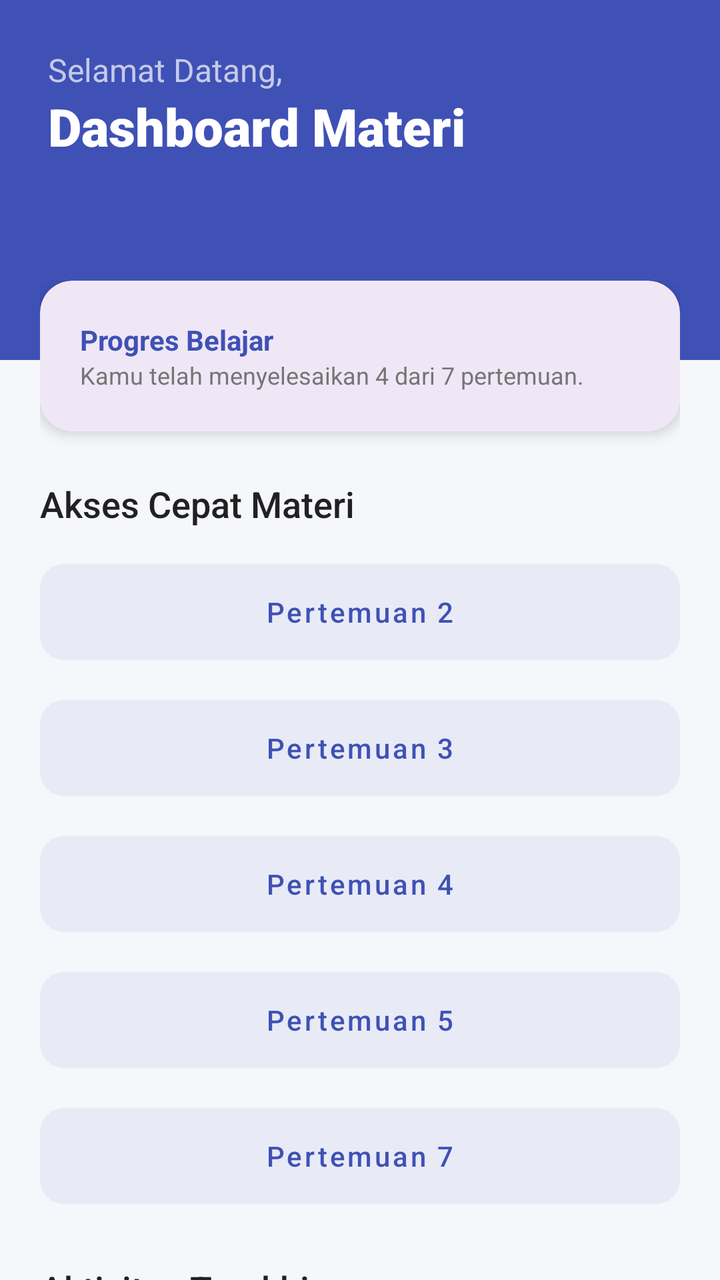
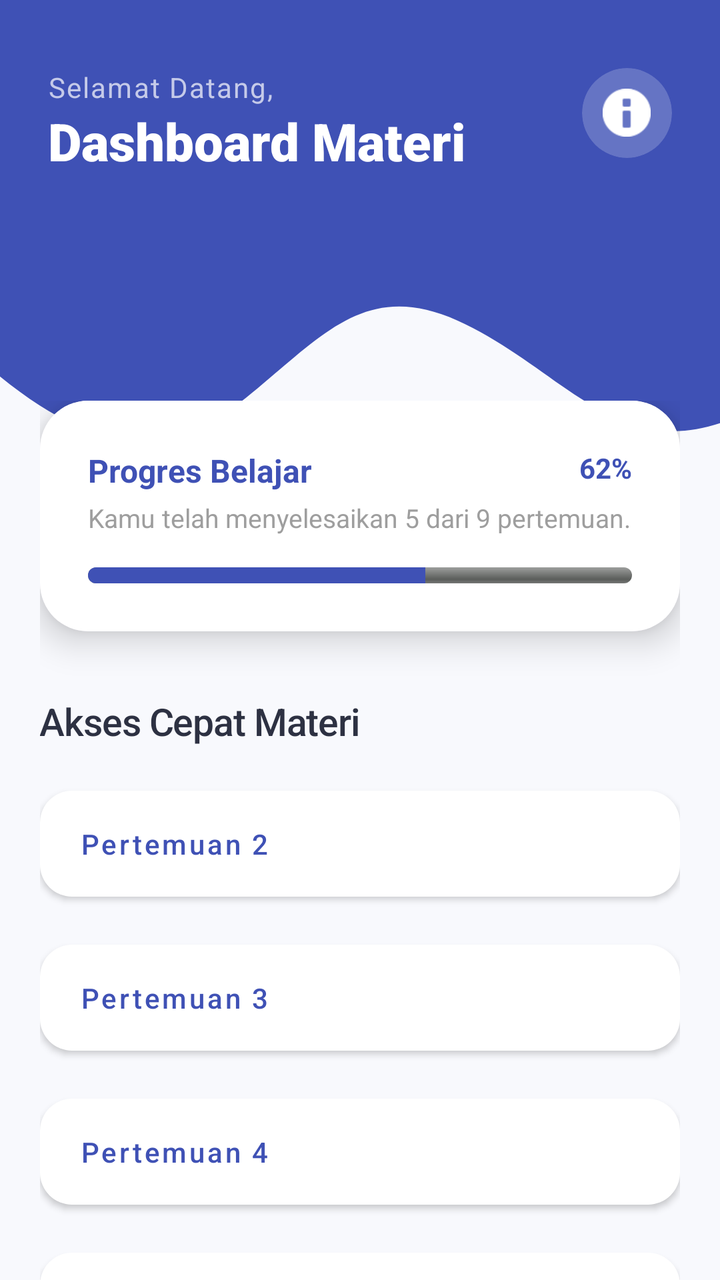

Before-and-after screenshots of an Android layout around one commit, followed by the original layout XML and the change that was made.
<!-- AndroidManifest.xml: application theme Theme.NauraApps -->
<!-- res/layout/fragment_home.xml -->
<?xml version="1.0" encoding="utf-8"?>
<androidx.core.widget.NestedScrollView
    xmlns:android="http://schemas.android.com/apk/res/android"
    xmlns:app="http://schemas.android.com/apk/res-auto"
    xmlns:tools="http://schemas.android.com/tools"
    android:layout_width="match_parent"
    android:layout_height="match_parent"
    android:background="#F5F7FB"
    tools:context=".Home.HomeFragment">

    <LinearLayout
        android:layout_width="match_parent"
        android:layout_height="wrap_content"
        android:orientation="vertical"
        android:paddingBottom="30dp">

        <LinearLayout
            android:layout_width="match_parent"
            android:layout_height="180dp"
            android:background="#3F51B5"
            android:orientation="vertical"
            android:padding="24dp">

            <TextView
                android:layout_width="wrap_content"
                android:layout_height="wrap_content"
                android:text="Selamat Datang,"
                android:textColor="#C5CAE9"
                android:textSize="16sp" />

            <TextView
                android:layout_width="wrap_content"
                android:layout_height="wrap_content"
                android:fontFamily="sans-serif-black"
                android:text="Dashboard Materi"
                android:textColor="@android:color/white"
                android:textSize="26sp" />
        </LinearLayout>

        <LinearLayout
            android:layout_width="match_parent"
            android:layout_height="wrap_content"
            android:layout_marginTop="-40dp"
            android:orientation="vertical"
            android:paddingHorizontal="20dp">

            <com.google.android.material.card.MaterialCardView
                android:layout_width="match_parent"
                android:layout_height="wrap_content"
                app:cardCornerRadius="16dp"
                app:cardElevation="4dp"
                app:strokeWidth="0dp">

                <LinearLayout
                    android:layout_width="match_parent"
                    android:layout_height="wrap_content"
                    android:padding="20dp"
                    android:orientation="vertical">
                    <TextView
                        android:layout_width="wrap_content"
                        android:layout_height="wrap_content"
                        android:text="Progres Belajar"
                        android:textStyle="bold"
                        android:textColor="#3F51B5"/>
                    <TextView
                        android:layout_width="wrap_content"
                        android:layout_height="wrap_content"
                        android:text="Kamu telah menyelesaikan 4 dari 7 pertemuan."
                        android:textSize="12sp"
                        android:textColor="#757575"/>
                </LinearLayout>
            </com.google.android.material.card.MaterialCardView>

            <TextView
                android:layout_width="wrap_content"
                android:layout_height="wrap_content"
                android:layout_marginTop="24dp"
                android:layout_marginBottom="12dp"
                android:fontFamily="sans-serif-medium"
                android:text="Akses Cepat Materi"
                android:textColor="#212121"
                android:textSize="18sp" />

            <com.google.android.material.button.MaterialButton
                android:id="@+id/btnToSecond"
                style="@style/Widget.MaterialComponents.Button.UnelevatedButton"
                android:layout_width="match_parent"
                android:layout_height="60dp"
                android:layout_marginBottom="8dp"
                android:text="Pertemuan 2"
                android:textAllCaps="false"
                app:backgroundTint="#E8EAF6"
                android:textColor="#3F51B5"
                app:cornerRadius="12dp" />

            <com.google.android.material.button.MaterialButton
                android:id="@+id/btnToThird"
                style="@style/Widget.MaterialComponents.Button.UnelevatedButton"
                android:layout_width="match_parent"
                android:layout_height="60dp"
                android:layout_marginBottom="8dp"
                android:text="Pertemuan 3"
                android:textAllCaps="false"
                app:backgroundTint="#E8EAF6"
                android:textColor="#3F51B5"
                app:cornerRadius="12dp" />

            <com.google.android.material.button.MaterialButton
                android:id="@+id/btnToFourth"
                style="@style/Widget.MaterialComponents.Button.UnelevatedButton"
                android:layout_width="match_parent"
                android:layout_height="60dp"
                android:layout_marginBottom="8dp"
                android:text="Pertemuan 4"
                android:textAllCaps="false"
                app:backgroundTint="#E8EAF6"
                android:textColor="#3F51B5"
                app:cornerRadius="12dp" />

            <com.google.android.material.button.MaterialButton
                android:id="@+id/btnToFifth"
                style="@style/Widget.MaterialComponents.Button.UnelevatedButton"
                android:layout_width="match_parent"
                android:layout_height="60dp"
                android:layout_marginBottom="8dp"
                android:text="Pertemuan 5"
                android:textAllCaps="false"
                app:backgroundTint="#E8EAF6"
                android:textColor="#3F51B5"
                app:cornerRadius="12dp" />

            <com.google.android.material.button.MaterialButton
                android:id="@+id/btnToSeventh"
                style="@style/Widget.MaterialComponents.Button.UnelevatedButton"
                android:layout_width="match_parent"
                android:layout_height="60dp"
                android:layout_marginBottom="16dp"
                android:text="Pertemuan 7"
                android:textAllCaps="false"
                app:backgroundTint="#E8EAF6"
                android:textColor="#3F51B5"
                app:cornerRadius="12dp" />

            <TextView
                android:layout_width="wrap_content"
                android:layout_height="wrap_content"
                android:layout_marginTop="8dp"
                android:layout_marginBottom="12dp"
                android:fontFamily="sans-serif-medium"
                android:text="Aktivitas Terakhir"
                android:textColor="#212121"
                android:textSize="18sp" />

            <com.google.android.material.card.MaterialCardView
                android:layout_width="match_parent"
                android:layout_height="wrap_content"
                android:layout_marginBottom="24dp"
                app:cardCornerRadius="12dp"
                app:cardElevation="2dp">
                <LinearLayout
                    android:layout_width="match_parent"
                    android:layout_height="wrap_content"
                    android:orientation="vertical"
                    android:padding="16dp">
                    <TextView
                        android:layout_width="wrap_content"
                        android:layout_height="wrap_content"
                        android:text="Pertemuan 7 - Fragment &amp; Navigasi"
                        android:textStyle="bold"
                        android:textSize="16sp" />
                    <TextView
                        android:layout_width="wrap_content"
                        android:layout_height="wrap_content"
                        android:text="Selesai dibaca pada 14:20"
                        android:textColor="#9E9E9E"
                        android:textSize="12sp" />
                </LinearLayout>
            </com.google.android.material.card.MaterialCardView>

            <Button
                android:id="@+id/btnLogout"
                style="@style/Widget.MaterialComponents.Button.TextButton"
                android:layout_width="wrap_content"
                android:layout_height="wrap_content"
                android:layout_gravity="center"
                android:text="Logout Session"
                android:textColor="#FF4757"
                android:textStyle="bold" />

        </LinearLayout>
    </LinearLayout>
</androidx.core.widget.NestedScrollView>
<!-- resources referenced by this layout -->
<resources>
  <style name="Theme.NauraApps" parent="Base.Theme.NauraApps" />
  <style name="Base.Theme.NauraApps" parent="Theme.Material3.DayNight.NoActionBar">
          
          
      </style>
</resources>

<!-- the commit's change to res/layout/fragment_home.xml (unified diff, before → after) -->
@@ -1,192 +1,314 @@
 <?xml version="1.0" encoding="utf-8"?>
-<androidx.core.widget.NestedScrollView
+<androidx.constraintlayout.widget.ConstraintLayout
     xmlns:android="http://schemas.android.com/apk/res/android"
     xmlns:app="http://schemas.android.com/apk/res-auto"
     xmlns:tools="http://schemas.android.com/tools"
     android:layout_width="match_parent"
     android:layout_height="match_parent"
-    android:background="#F5F7FB"
+    android:background="#F8F9FD"
     tools:context=".Home.HomeFragment">
 
-    <LinearLayout
+    <androidx.core.widget.NestedScrollView
         android:layout_width="match_parent"
-        android:layout_height="wrap_content"
-        android:orientation="vertical"
-        android:paddingBottom="30dp">
-
-        <LinearLayout
-            android:layout_width="match_parent"
-            android:layout_height="180dp"
-            android:background="#3F51B5"
-            android:orientation="vertical"
-            android:padding="24dp">
-
-            <TextView
-                android:layout_width="wrap_content"
-                android:layout_height="wrap_content"
-                android:text="Selamat Datang,"
-                android:textColor="#C5CAE9"
-                android:textSize="16sp" />
-
-            <TextView
-                android:layout_width="wrap_content"
-                android:layout_height="wrap_content"
-                android:fontFamily="sans-serif-black"
-                android:text="Dashboard Materi"
-                android:textColor="@android:color/white"
-                android:textSize="26sp" />
-        </LinearLayout>
+        android:layout_height="match_parent"
+        app:layout_constraintTop_toTopOf="parent"
+        app:layout_constraintBottom_toBottomOf="parent">
 
         <LinearLayout
             android:layout_width="match_parent"
             android:layout_height="wrap_content"
-            android:layout_marginTop="-40dp"
             android:orientation="vertical"
-            android:paddingHorizontal="20dp">
-
-            <com.google.android.material.card.MaterialCardView
+            android:paddingBottom="40dp">
+
+            <FrameLayout
+                android:layout_width="match_parent"
+                android:layout_height="wrap_content">
+
+                <View
+                    android:id="@+id/background_header"
+                    android:layout_width="match_parent"
+                    android:layout_height="240dp"
+                    android:background="@drawable/bg_header_wave" />
+
+                <RelativeLayout
+                    android:layout_width="match_parent"
+                    android:layout_height="180dp"
+                    android:padding="24dp">
+
+                    <LinearLayout
+                        android:layout_width="wrap_content"
+                        android:layout_height="wrap_content"
+                        android:orientation="vertical"
+                        android:layout_marginTop="10dp">
+
+                        <TextView
+                            android:layout_width="wrap_content"
+                            android:layout_height="wrap_content"
+                            android:text="Selamat Datang,"
+                            android:textColor="#C5CAE9"
+                            android:textSize="14sp"
+                            android:letterSpacing="0.05" />
+
+                        <TextView
+                            android:layout_width="wrap_content"
+                            android:layout_height="wrap_content"
+                            android:fontFamily="sans-serif-black"
+                            android:text="Dashboard Materi"
+                            android:textColor="@android:color/white"
+                            android:textSize="26sp" />
+                    </LinearLayout>
+
+                    <com.google.android.material.card.MaterialCardView
+                        android:layout_width="45dp"
+                        android:layout_height="45dp"
+                        android:layout_alignParentRight="true"
+                        android:layout_marginTop="10dp"
+                        app:cardBackgroundColor="#33FFFFFF"
+                        app:cardCornerRadius="22.5dp"
+                        app:strokeWidth="0dp">
+                        <ImageView
+                            android:layout_width="24dp"
+                            android:layout_height="24dp"
+                            android:layout_gravity="center"
+                            android:src="@android:drawable/ic_dialog_info"
+                            app:tint="@android:color/white" />
+                    </com.google.android.material.card.MaterialCardView>
+                </RelativeLayout>
+            </FrameLayout>
+
+            <LinearLayout
                 android:layout_width="match_parent"
                 android:layout_height="wrap_content"
-                app:cardCornerRadius="16dp"
-                app:cardElevation="4dp"
-                app:strokeWidth="0dp">
-
-                <LinearLayout
-                    android:layout_width="match_parent"
-                    android:layout_height="wrap_content"
-                    android:padding="20dp"
-                    android:orientation="vertical">
-                    <TextView
-                        android:layout_width="wrap_content"
+                android:layout_marginTop="-40dp"
+                android:orientation="vertical"
+                android:paddingHorizontal="20dp">
+
+                <com.google.android.material.card.MaterialCardView
+                    android:layout_width="match_parent"
+                    android:layout_height="wrap_content"
+                    app:cardCornerRadius="24dp"
+                    app:cardElevation="10dp"
+                    app:strokeWidth="0dp">
+
+                    <LinearLayout
+                        android:layout_width="match_parent"
                         android:layout_height="wrap_content"
-                        android:text="Progres Belajar"
-                        android:textStyle="bold"
-                        android:textColor="#3F51B5"/>
-                    <TextView
-                        android:layout_width="wrap_content"
+                        android:padding="24dp"
+                        android:background="@android:color/white"
+                        android:orientation="vertical">
+
+                        <RelativeLayout
+                            android:layout_width="match_parent"
+                            android:layout_height="wrap_content">
+                            <TextView
+                                android:id="@+id/txtProgressTitle"
+                                android:layout_width="wrap_content"
+                                android:layout_height="wrap_content"
+                                android:text="Progres Belajar"
+                                android:textStyle="bold"
+                                android:textSize="16sp"
+                                android:textColor="#3F51B5"/>
+                            <TextView
+                                android:layout_width="wrap_content"
+                                android:layout_height="wrap_content"
+                                android:layout_alignParentRight="true"
+                                android:text="62%"
+                                android:textColor="#3F51B5"
+                                android:textStyle="bold"/>
+                        </RelativeLayout>
+
+                        <TextView
+                            android:layout_width="wrap_content"
+                            android:layout_height="wrap_content"
+                            android:layout_marginTop="4dp"
+                            android:text="Kamu telah menyelesaikan 5 dari 9 pertemuan."
+                            android:textSize="13sp"
+                            android:textColor="#9E9E9E"/>
+
+                        <ProgressBar
+                            style="@android:style/Widget.ProgressBar.Horizontal"
+                            android:layout_width="match_parent"
+                            android:layout_height="8dp"
+                            android:layout_marginTop="16dp"
+                            android:progress="62"
+                            android:progressTint="#3F51B5" />
+                    </LinearLayout>
+                </com.google.android.material.card.MaterialCardView>
+
+                <TextView
+                    android:layout_width="wrap_content"
+                    android:layout_height="wrap_content"
+                    android:layout_marginTop="32dp"
+                    android:layout_marginBottom="16dp"
+                    android:fontFamily="sans-serif-medium"
+                    android:text="Akses Cepat Materi"
+                    android:textColor="#2D3142"
+                    android:textSize="19sp"
+                    android:letterSpacing="-0.02"/>
+
+                <com.google.android.material.button.MaterialButton
+                    android:id="@+id/btnToSecond"
+                    style="@style/Widget.MaterialComponents.Button.UnelevatedButton"
+                    android:layout_width="match_parent"
+                    android:layout_height="65dp"
+                    android:layout_marginBottom="12dp"
+                    android:text="Pertemuan 2"
+                    android:textAllCaps="false"
+                    app:backgroundTint="#FFFFFF"
+                    android:textColor="#3F51B5"
+                    app:cornerRadius="16dp"
+                    android:elevation="2dp"
+                    android:paddingLeft="20dp"
+                    android:gravity="left|center_vertical" />
+
+                <com.google.android.material.button.MaterialButton
+                    android:id="@+id/btnToThird"
+                    style="@style/Widget.MaterialComponents.Button.UnelevatedButton"
+                    android:layout_width="match_parent"
+                    android:layout_height="65dp"
+                    android:layout_marginBottom="12dp"
+                    android:text="Pertemuan 3"
+                    android:textAllCaps="false"
+                    app:backgroundTint="#FFFFFF"
+                    android:textColor="#3F51B5"
+                    app:cornerRadius="16dp"
+                    android:elevation="2dp"
+                    android:paddingLeft="20dp"
+                    android:gravity="left|center_vertical" />
+
+                <com.google.android.material.button.MaterialButton
+                    android:id="@+id/btnToFourth"
+                    style="@style/Widget.MaterialComponents.Button.UnelevatedButton"
+                    android:layout_width="match_parent"
+                    android:layout_height="65dp"
+                    android:layout_marginBottom="12dp"
+                    android:text="Pertemuan 4"
+                    android:textAllCaps="false"
+                    app:backgroundTint="#FFFFFF"
+                    android:textColor="#3F51B5"
+                    app:cornerRadius="16dp"
+                    android:elevation="2dp"
+                    android:paddingLeft="20dp"
+                    android:gravity="left|center_vertical" />
+
+                <com.google.android.material.button.MaterialButton
+                    android:id="@+id/btnToFifth"
+                    style="@style/Widget.MaterialComponents.Button.UnelevatedButton"
+                    android:layout_width="match_parent"
+                    android:layout_height="65dp"
+                    android:layout_marginBottom="12dp"
+                    android:text="Pertemuan 5"
+                    android:textAllCaps="false"
+                    app:backgroundTint="#FFFFFF"
+                    android:textColor="#3F51B5"
+                    app:cornerRadius="16dp"
+                    android:elevation="2dp"
+                    android:paddingLeft="20dp"
+                    android:gravity="left|center_vertical" />
+
+                <com.google.android.material.button.MaterialButton
+                    android:id="@+id/btnToSeventh"
+                    style="@style/Widget.MaterialComponents.Button.UnelevatedButton"
+                    android:layout_width="match_parent"
+                    android:layout_height="65dp"
+                    android:layout_marginBottom="12dp"
+                    android:text="Pertemuan 7"
+                    android:textAllCaps="false"
+                    app:backgroundTint="#FFFFFF"
+                    android:textColor="#3F51B5"
+                    app:cornerRadius="16dp"
+                    android:elevation="2dp"
+                    android:paddingLeft="20dp"
+                    android:gravity="left|center_vertical" />
+
+                <com.google.android.material.button.MaterialButton
+                    android:id="@+id/btnToNinth"
+                    style="@style/Widget.MaterialComponents.Button.UnelevatedButton"
+                    android:layout_width="match_parent"
+                    android:layout_height="65dp"
+                    android:layout_marginBottom="24dp"
+                    android:text="Pertemuan 9"
+                    android:textAllCaps="false"
+                    app:backgroundTint="#FFFFFF"
+                    android:textColor="#3F51B5"
+                    app:cornerRadius="16dp"
+                    android:elevation="2dp"
+                    android:paddingLeft="20dp"
+                    android:gravity="left|center_vertical" />
+
+                <TextView
+                    android:layout_width="wrap_content"
+                    android:layout_height="wrap_content"
+                    android:layout_marginTop="8dp"
+                    android:layout_marginBottom="16dp"
+                    android:fontFamily="sans-serif-medium"
+                    android:text="Aktivitas Terakhir"
+                    android:textColor="#2D3142"
+                    android:textSize="19sp" />
+
+                <com.google.android.material.card.MaterialCardView
+                    android:layout_width="match_parent"
+                    android:layout_height="wrap_content"
+                    android:layout_marginBottom="32dp"
+                    app:cardCornerRadius="20dp"
+                    app:cardElevation="2dp"
+                    app:strokeWidth="0dp">
+
+                    <LinearLayout
+                        android:layout_width="match_parent"
                         android:layout_height="wrap_content"
-                        android:text="Kamu telah menyelesaikan 4 dari 7 pertemuan."
-                        android:textSize="12sp"
-                        android:textColor="#757575"/>
-                </LinearLayout>
-            </com.google.android.material.card.MaterialCardView>
-
-            <TextView
-                android:layout_width="wrap_content"
-                android:layout_height="wrap_content"
-                android:layout_marginTop="24dp"
-                android:layout_marginBottom="12dp"
-                android:fontFamily="sans-serif-medium"
-                android:text="Akses Cepat Materi"
-                android:textColor="#212121"
-                android:textSize="18sp" />
-
-            <com.google.android.material.button.MaterialButton
-                android:id="@+id/btnToSecond"
-                style="@style/Widget.MaterialComponents.Button.UnelevatedButton"
-                android:layout_width="match_parent"
-                android:layout_height="60dp"
-                android:layout_marginBottom="8dp"
-                android:text="Pertemuan 2"
-                android:textAllCaps="false"
-                app:backgroundTint="#E8EAF6"
-                android:textColor="#3F51B5"
-                app:cornerRadius="12dp" />
-
-            <com.google.android.material.button.MaterialButton
-                android:id="@+id/btnToThird"
-                style="@style/Widget.MaterialComponents.Button.UnelevatedButton"
-                android:layout_width="match_parent"
-                android:layout_height="60dp"
-                android:layout_marginBottom="8dp"
-                android:text="Pertemuan 3"
-                android:textAllCaps="false"
-                app:backgroundTint="#E8EAF6"
-                android:textColor="#3F51B5"
-                app:cornerRadius="12dp" />
-
-            <com.google.android.material.button.MaterialButton
-                android:id="@+id/btnToFourth"
-                style="@style/Widget.MaterialComponents.Button.UnelevatedButton"
-                android:layout_width="match_parent"
-                android:layout_height="60dp"
-                android:layout_marginBottom="8dp"
-                android:text="Pertemuan 4"
-                android:textAllCaps="false"
-                app:backgroundTint="#E8EAF6"
-                android:textColor="#3F51B5"
-                app:cornerRadius="12dp" />
-
-            <com.google.android.material.button.MaterialButton
-                android:id="@+id/btnToFifth"
-                style="@style/Widget.MaterialComponents.Button.UnelevatedButton"
-                android:layout_width="match_parent"
-                android:layout_height="60dp"
-                android:layout_marginBottom="8dp"
-                android:text="Pertemuan 5"
-                android:textAllCaps="false"
-                app:backgroundTint="#E8EAF6"
-                android:textColor="#3F51B5"
-                app:cornerRadius="12dp" />
-
-            <com.google.android.material.button.MaterialButton
-                android:id="@+id/btnToSeventh"
-                style="@style/Widget.MaterialComponents.Button.UnelevatedButton"
-                android:layout_width="match_parent"
-                android:layout_height="60dp"
-                android:layout_marginBottom="16dp"
-                android:text="Pertemuan 7"
-                android:textAllCaps="false"
-                app:backgroundTint="#E8EAF6"
-                android:textColor="#3F51B5"
-                app:cornerRadius="12dp" />
-
-            <TextView
-                android:layout_width="wrap_content"
-                android:layout_height="wrap_content"
-                android:layout_marginTop="8dp"
-                android:layout_marginBottom="12dp"
-                android:fontFamily="sans-serif-medium"
-                android:text="Aktivitas Terakhir"
-                android:textColor="#212121"
-                android:textSize="18sp" />
-
-            <com.google.android.material.card.MaterialCardView
-                android:layout_width="match_parent"
-                android:layout_height="wrap_content"
-                android:layout_marginBottom="24dp"
-                app:cardCornerRadius="12dp"
-                app:cardElevation="2dp">
-                <LinearLayout
-                    android:layout_width="match_parent"
-                    android:layout_height="wrap_content"
-                    android:orientation="vertical"
-                    android:padding="16dp">
-                    <TextView
-                        android:layout_width="wrap_content"
-                        android:layout_height="wrap_content"
-                        android:text="Pertemuan 7 - Fragment &amp; Navigasi"
-                        android:textStyle="bold"
-                        android:textSize="16sp" />
-                    <TextView
-                        android:layout_width="wrap_content"
-                        android:layout_height="wrap_content"
-                        android:text="Selesai dibaca pada 14:20"
-                        android:textColor="#9E9E9E"
-                        android:textSize="12sp" />
-                </LinearLayout>
-            </com.google.android.material.card.MaterialCardView>
-
-            <Button
-                android:id="@+id/btnLogout"
-                style="@style/Widget.MaterialComponents.Button.TextButton"
-                android:layout_width="wrap_content"
-                android:layout_height="wrap_content"
-                android:layout_gravity="center"
-                android:text="Logout Session"
-                android:textColor="#FF4757"
-                android:textStyle="bold" />
-
+                        android:gravity="center_vertical"
+                        android:padding="16dp">
+
+                        <com.google.android.material.card.MaterialCardView
+                            android:layout_width="48dp"
+                            android:layout_height="48dp"
+                            app:cardBackgroundColor="#E8EAF6"
+                            app:cardCornerRadius="14dp"
+                            app:strokeWidth="0dp">
+                            <ImageView
+                                android:layout_width="24dp"
+                                android:layout_height="24dp"
+                                android:layout_gravity="center"
+                                android:src="@android:drawable/ic_menu_today"
+                                app:tint="#3F51B5" />
+                        </com.google.android.material.card.MaterialCardView>
+
+                        <LinearLayout
+                            android:layout_width="match_parent"
+                            android:layout_height="wrap_content"
+                            android:layout_marginLeft="16dp"
+                            android:orientation="vertical">
+                            <TextView
+                                android:layout_width="wrap_content"
+                                android:layout_height="wrap_content"
+                                android:text="Pertemuan 9 - Ninth Activity"
+                                android:textStyle="bold"
+                                android:textColor="#2D3142"
+                                android:textSize="15sp" />
+                            <TextView
+                                android:layout_width="wrap_content"
+                                android:layout_height="wrap_content"
+                                android:text="Baru saja ditambahkan"
+                                android:textColor="#9E9E9E"
+                                android:textSize="12sp" />
+                        </LinearLayout>
+                    </LinearLayout>
+                </com.google.android.material.card.MaterialCardView>
+
+                <Button
+                    android:id="@+id/btnLogout"
+                    style="@style/Widget.MaterialComponents.Button.TextButton"
+                    android:layout_width="wrap_content"
+                    android:layout_height="wrap_content"
+                    android:layout_gravity="center"
+                    android:text="Logout Session"
+                    android:textColor="#FF4757"
+                    android:textStyle="bold"
+                    android:textSize="15sp" />
+
+            </LinearLayout>
         </LinearLayout>
-    </LinearLayout>
-</androidx.core.widget.NestedScrollView>
+    </androidx.core.widget.NestedScrollView>
+
+</androidx.constraintlayout.widget.ConstraintLayout>
<!-- resource entries referenced after the edit -->
@@ -1,5 +1,17 @@
 <!-- resources referenced by this layout -->
 <resources>
+  <!-- drawable bg_header_wave (drawable) -->
+  <vector xmlns:android="http://schemas.android.com/apk/res/android"
+      android:width="360dp"
+      android:height="120dp"
+      android:viewportWidth="360"
+      android:viewportHeight="120">
+  
+      <path
+          android:fillColor="#3F51B5"
+          android:pathData="M0,0V94.12C45.39,112.56 81.33,115.11 113.84,103.01C157.17,86.88 178.6,68.91 228.66,80.12C278.71,91.33 306.91,114.7 360,105.81V0H0Z" />
+  
+  </vector>
   <style name="Theme.NauraApps" parent="Base.Theme.NauraApps" />
   <style name="Base.Theme.NauraApps" parent="Theme.Material3.DayNight.NoActionBar">
           
